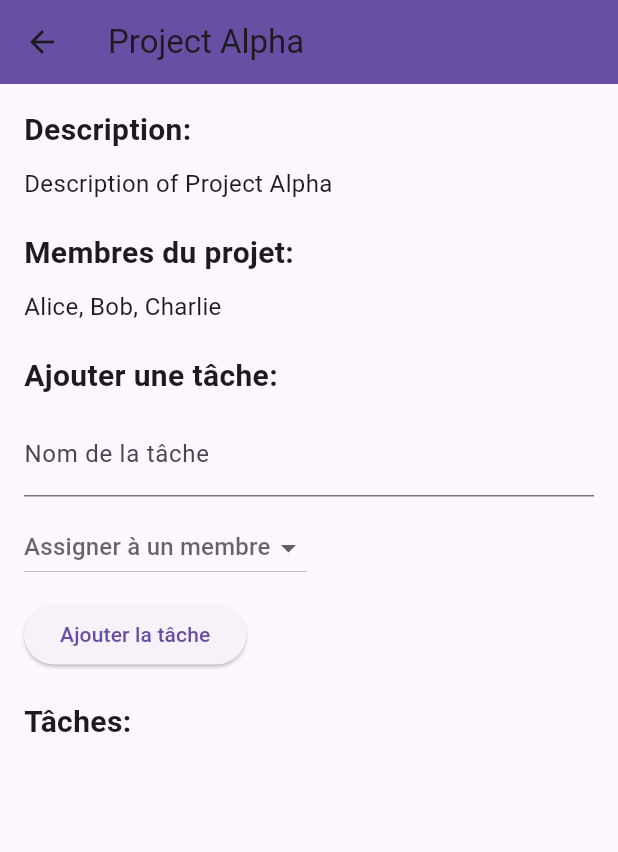
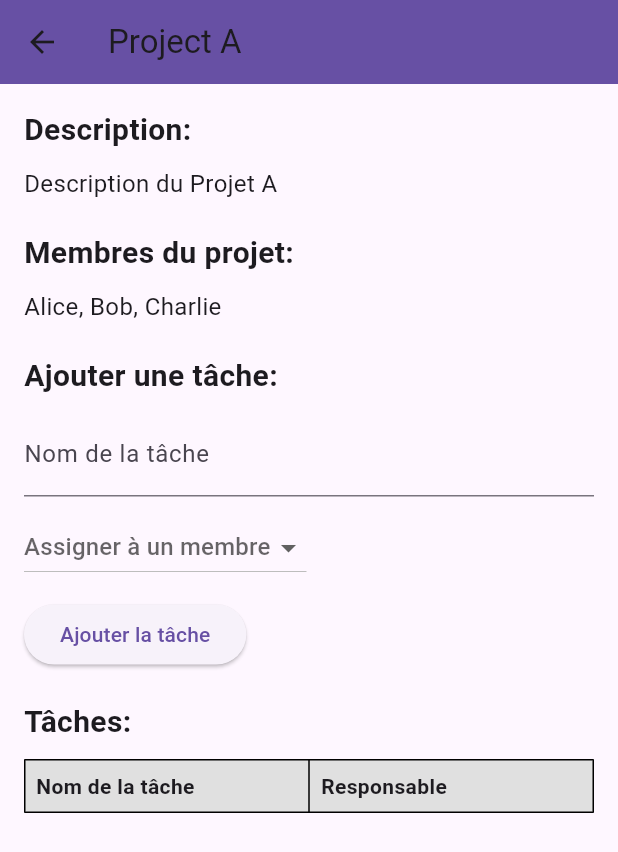
Before and after one commit to ivanaKenfack/Gestion-des-Taches, a Flutter app: the HomePage screen opened directly, after a tap on "Voir la description", on a phone screen of 412 x 824 dp. Shown: the top 852 px of the screen. Run offline on Flutter 3.47's test engine with Material 3 defaults, Android fonts, the phone set to English and light mode, and no system bars; network calls fail.

Commit message:
modification page accueil

```diff
--- a/lib/views/HomePage.dart
+++ b/lib/views/HomePage.dart
@@ -31,14 +31,14 @@ class _HomePageState extends State<HomePage> {
   final String userName = 'Ivana'; // Nom de l'utilisateur connecté
   final List<Project> projects = [
     Project(
-      name: 'Project Alpha',
+      name: 'Project A',
       members: ['Alice', 'Bob', 'Charlie'],
-      description: 'Description of Project Alpha',
+      description: 'Description du Projet A',
     ),
     Project(
-      name: 'Project Beta',
+      name: 'Project B',
       members: ['Dave', 'Eve', 'Frank'],
-      description: 'Description of Project Beta',
+      description: 'Description du Projet B',
     ),
     // Ajoutez d'autres projets ici
   ];
@@ -320,15 +320,53 @@ class _ProjectDetailPageState extends State<ProjectDetailPage> {
             ),
             const SizedBox(height: 10),
             Expanded(
-              child: ListView.builder(
-                itemCount: widget.project.tasks.length,
-                itemBuilder: (context, index) {
-                  final task = widget.project.tasks[index];
-                  return ListTile(
-                    title: Text(task.name),
-                    subtitle: Text('Assignée à: ${task.assignedTo}'),
-                  );
-                },
+              child: ListView(
+                children: [
+                  Table(
+                    border: TableBorder.all(),
+                    columnWidths: const {
+                      0: FlexColumnWidth(),
+                      1: FlexColumnWidth(),
+                    },
+                    children: [
+                      TableRow(
+                        decoration: BoxDecoration(
+                          color: Colors.grey[300],
+                        ),
+                        children: const [
+                          Padding(
+                            padding: EdgeInsets.all(8.0),
+                            child: Text(
+                              'Nom de la tâche',
+                              style: TextStyle(fontWeight: FontWeight.bold),
+                            ),
+                          ),
+                          Padding(
+                            padding: EdgeInsets.all(8.0),
+                            child: Text(
+                              'Responsable',
+                              style: TextStyle(fontWeight: FontWeight.bold),
+                            ),
+                          ),
+                        ],
+                      ),
+                      ...widget.project.tasks.map((task) {
+                        return TableRow(
+                          children: [
+                            Padding(
+                              padding: const EdgeInsets.all(8.0),
+                              child: Text(task.name),
+                            ),
+                            Padding(
+                              padding: const EdgeInsets.all(8.0),
+                              child: Text(task.assignedTo),
+                            ),
+                          ],
+                        );
+                      }).toList(),
+                    ],
+                  ),
+                ],
               ),
             ),
           ],
```
